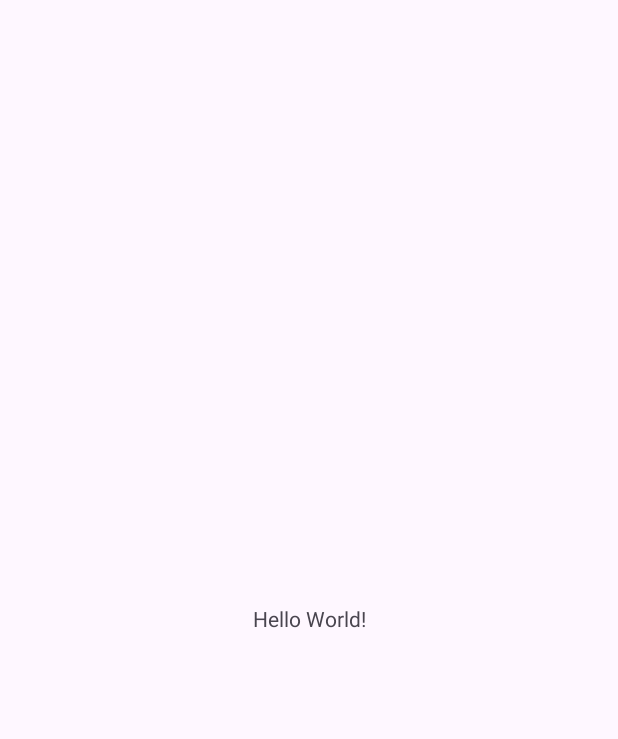
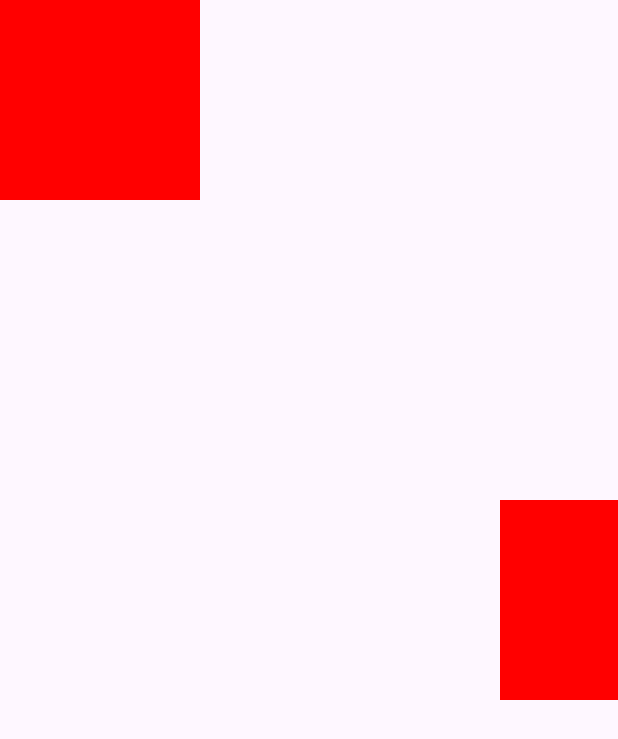
Before and after one commit to volionamdp/CustomView, an Android app: the screen it shows after launch (MainActivity), on a phone screen of 412 x 824 dp. Before the commit the part shown is almost empty. Shown: the top 739 px of the screen. Run offline under Robolectric (Android 15) with nearby library versions, the phone set to English and light mode, and no system bars.

Commit message:
them vidu

```diff
--- /dev/null
+++ b/app/src/main/java/com/namdp/customview/CustomView.kt
@@ -0,0 +1,45 @@
+package com.namdp.customview
+
+import android.content.Context
+import android.graphics.Canvas
+import android.graphics.Color
+import android.graphics.Matrix
+import android.graphics.Paint
+import android.graphics.RectF
+import android.util.AttributeSet
+import android.view.View
+
+class CustomView @JvmOverloads constructor(
+    context: Context, attrs: AttributeSet? = null, defStyleAttr: Int = 0
+) : View(context, attrs, defStyleAttr) {
+    private val matrix1 = Matrix()
+    private val matrix2 = Matrix()
+    private val paint = Paint(Paint.ANTI_ALIAS_FLAG).apply {
+        color = Color.RED
+    }
+
+    private val rectF: RectF = RectF()
+
+    init {
+        rectF.set(0f, 0f, 200f, 200f)
+        matrix1.postRotate(45f, rectF.width() / 2f, rectF.height() / 2f)
+        matrix1.postTranslate(800f, 800f)
+        matrix2.postTranslate(500f, 500f)
+    }
+
+    override fun onDraw(canvas: Canvas) {
+        super.onDraw(canvas)
+        canvas.save()
+        canvas.setMatrix(matrix2)
+        canvas.drawRect(rectF, paint)
+        canvas.restore()
+
+        canvas.save()
+        canvas.setMatrix(matrix1)
+        canvas.drawRect(rectF, paint)
+        canvas.restore()
+
+        canvas.drawRect(rectF, paint)
+
+    }
+}
--- a/app/src/main/res/layout/activity_main.xml
+++ b/app/src/main/res/layout/activity_main.xml
@@ -7,9 +7,9 @@
     android:layout_height="match_parent"
     tools:context=".MainActivity">
 
-    <TextView
-        android:layout_width="wrap_content"
-        android:layout_height="wrap_content"
+    <com.namdp.customview.CustomView
+        android:layout_width="match_parent"
+        android:layout_height="match_parent"
         android:text="Hello World!"
         app:layout_constraintBottom_toBottomOf="parent"
         app:layout_constraintEnd_toEndOf="parent"
```
